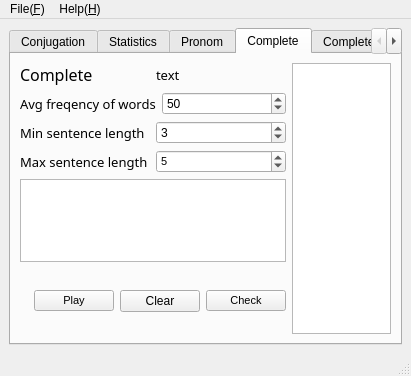
Before: the Qt Designer form mainwindow.ui in shijie-xu/conj, drawn with Qt 5.
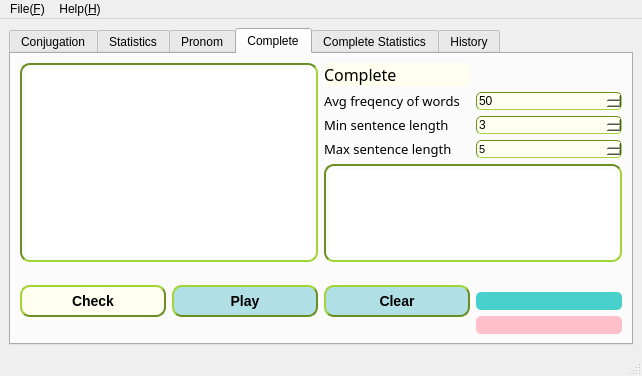
After: the same form once the commit is applied. The open tabs and pages were chosen to show the change.

Diff of the .ui file:
```diff
--- a/mainwindow.ui
+++ b/mainwindow.ui
@@ -6,7 +6,7 @@
    <rect>
     <x>0</x>
     <y>0</y>
-    <width>411</width>
+    <width>642</width>
     <height>376</height>
    </rect>
   </property>
@@ -18,7 +18,7 @@
     <item>
      <widget class="QTabWidget" name="tabWidget">
       <property name="currentIndex">
-       <number>5</number>
+       <number>3</number>
       </property>
       <widget class="QWidget" name="tab">
        <attribute name="title">
@@ -178,8 +178,40 @@
        <attribute name="title">
         <string>Complete</string>
        </attribute>
+       <layout class="QHBoxLayout" name="horizontalLayout_14">
+        <item>
+         <layout class="QVBoxLayout" name="verticalLayout_8">
+          <item>
        <layout class="QHBoxLayout" name="horizontalLayout_13">
         <item>
+             <widget class="QListWidget" name="lst_words">
+              <property name="font">
+               <font>
+                <family>Cascadia Code</family>
+                <pointsize>12</pointsize>
+                <weight>50</weight>
+                <bold>false</bold>
+               </font>
+              </property>
+              <property name="styleSheet">
+               <string notr="true">QListWidget#lst_words {
+    border-style: inset;
+    border-width: 2px;
+    border-radius: 10px;
+    border-color: rgb(107,142,35);
+    padding: 4px;
+}
+
+QListWidget::item:selected {
+	background: rgb(135,206,235);
+}
+</string>
+              </property>
+             </widget>
+            </item>
+            <item>
+             <layout class="QVBoxLayout" name="verticalLayout_7">
+              <item>
          <layout class="QVBoxLayout" name="verticalLayout_5">
           <item>
            <layout class="QHBoxLayout" name="horizontalLayout_12">
@@ -191,6 +223,12 @@
                 <pointsize>12</pointsize>
                </font>
               </property>
+                    <property name="styleSheet">
+                     <string notr="true">QLabel#lbl_words {
+    background-color: rgb(255,255,240);
+    border-radius: 5px;
+}</string>
+                    </property>
               <property name="text">
                <string>Complete</string>
               </property>
@@ -204,8 +242,11 @@
                 <pointsize>10</pointsize>
                </font>
               </property>
+                    <property name="styleSheet">
+                     <string notr="true"/>
+                    </property>
               <property name="text">
-               <string>text</string>
+                     <string/>
               </property>
              </widget>
             </item>
@@ -228,6 +269,15 @@
             </item>
             <item>
              <widget class="QSpinBox" name="spin_freq">
+                    <property name="styleSheet">
+                     <string notr="true">QSpinBox#spin_freq {
+    background-color: rgb(255,255,240);
+    border-style: inset;
+    border-radius: 5px;
+    border-width: 1px;
+    border-color: rgb(107,142,35);
+}</string>
+                    </property>
               <property name="maximum">
                <number>100000</number>
               </property>
@@ -258,6 +308,15 @@
             </item>
             <item>
              <widget class="QSpinBox" name="spin_min">
+                    <property name="styleSheet">
+                     <string notr="true">QSpinBox#spin_min {
+    background-color: rgb(255,255,240);
+    border-style: inset;
+    border-radius: 5px;
+    border-width: 1px;
+    border-color: rgb(107,142,35);
+}</string>
+                    </property>
               <property name="value">
                <number>3</number>
               </property>
@@ -287,10 +346,21 @@
                 <pointsize>8</pointsize>
                </font>
               </property>
+                    <property name="styleSheet">
+                     <string notr="true">QSpinBox#spin_max {
+    background-color: rgb(255,255,240);
+    border-style: inset;
+    border-radius: 5px;
+    border-width: 1px;
+    border-color: rgb(107,142,35);
+}</string>
+                    </property>
               <property name="value">
                <number>5</number>
               </property>
              </widget>
+                  </item>
+                 </layout>
             </item>
            </layout>
           </item>
@@ -304,10 +374,115 @@
               <bold>false</bold>
              </font>
             </property>
-           </widget>
+                <property name="styleSheet">
+                 <string notr="true">QTextEdit#te_sentence {
+    border-style: inset;
+    border-width: 2px;
+    border-radius: 10px;
+    border-color: rgb(107,142,35);
+    padding: 4px;
+}
+</string>
+                </property>
+               </widget>
+              </item>
+             </layout>
+            </item>
+           </layout>
           </item>
           <item>
            <layout class="QHBoxLayout" name="horizontalLayout_8">
+            <item>
+             <widget class="QPushButton" name="btn_ok">
+              <property name="font">
+               <font>
+                <pointsize>-1</pointsize>
+                <weight>75</weight>
+                <italic>false</italic>
+                <bold>true</bold>
+               </font>
+              </property>
+              <property name="acceptDrops">
+               <bool>false</bool>
+              </property>
+              <property name="styleSheet">
+               <string notr="true">QPushButton#btn_ok {
+    background-color: rgb(255,255,240);
+    border-style: outset;
+    border-width: 2px;
+    border-radius: 10px;
+    border-color: rgb(107,142,35);
+    font: bold 14px;
+    min-width: 10em;
+    padding: 6px;
+}
+QPushButton#btn_ok:pressed {
+    background-color: rgb(250,250,210);
+    border-style: inset;
+}</string>
+              </property>
+              <property name="text">
+               <string>Check</string>
+              </property>
+              <property name="default">
+               <bool>false</bool>
+              </property>
+             </widget>
+            </item>
+            <item>
+             <widget class="QPushButton" name="btn_play">
+              <property name="font">
+               <font>
+                <pointsize>-1</pointsize>
+                <weight>75</weight>
+                <italic>false</italic>
+                <bold>true</bold>
+               </font>
+              </property>
+              <property name="styleSheet">
+               <string notr="true">QPushButton#btn_play{
+    background-color: rgb(176,224,230);
+    border-style: outset;
+    border-width: 2px;
+    border-radius: 10px;
+    border-color: rgb(107,142,35);
+    font: bold 14px;
+    min-width: 10em;
+    padding: 6px;
+}
+QPushButton#btn_play:pressed {
+    background-color: rgb(135,206,235);
+    border-style: inset;
+}</string>
+              </property>
+              <property name="text">
+               <string>Play</string>
+              </property>
+             </widget>
+            </item>
+            <item>
+             <widget class="QPushButton" name="btn_clear">
+              <property name="styleSheet">
+               <string notr="true">QPushButton#btn_clear {
+    background-color: rgb(176,224,230);
+    border-style: outset;
+    border-width: 2px;
+    border-radius: 10px;
+    border-color: rgb(107,142,35);
+    font: bold 14px;
+    min-width: 10em;
+    padding: 6px;
+}
+QPushButton#btn_clear:pressed {
+    background-color: rgb(135,206,235);
+    border-style: inset;
+}</string>
+              </property>
+              <property name="text">
+               <string>Clear</string>
+              </property>
+             </widget>
+            </item>
             <item>
              <layout class="QVBoxLayout" name="verticalLayout_4">
               <item>
@@ -320,6 +495,12 @@
                   <bold>false</bold>
                  </font>
                 </property>
+                <property name="styleSheet">
+                 <string notr="true">QLabel#lbl_origin {
+    background-color: rgb(	255,235,205);
+    border-radius: 5px;
+}</string>
+                </property>
                 <property name="text">
                  <string/>
                 </property>
@@ -335,6 +516,12 @@
                   <bold>false</bold>
                  </font>
                 </property>
+                <property name="styleSheet">
+                 <string notr="true">QLabel#lbl_sent {
+    background-color: rgb(72,209,204);
+    border-radius: 5px;
+}</string>
+                </property>
                 <property name="text">
                  <string/>
                 </property>
@@ -351,6 +538,12 @@
                   <bold>false</bold>
                  </font>
                 </property>
+                <property name="styleSheet">
+                 <string notr="true">QLabel#lbl_trans {
+    background-color: rgb(255,192,203);
+    border-radius: 5px;
+}</string>
+                </property>
                 <property name="text">
                  <string/>
                 </property>
@@ -358,53 +551,10 @@
               </item>
              </layout>
             </item>
-            <item>
-             <widget class="QPushButton" name="btn_play">
-              <property name="font">
-               <font>
-                <pointsize>8</pointsize>
-               </font>
-              </property>
-              <property name="text">
-               <string>Play</string>
-              </property>
-             </widget>
-            </item>
-            <item>
-             <widget class="QPushButton" name="btn_clear">
-              <property name="text">
-               <string>Clear</string>
-              </property>
-             </widget>
-            </item>
-            <item>
-             <widget class="QPushButton" name="btn_ok">
-              <property name="font">
-               <font>
-                <pointsize>8</pointsize>
-               </font>
-              </property>
-              <property name="text">
-               <string>Check</string>
-              </property>
-             </widget>
-            </item>
            </layout>
           </item>
          </layout>
         </item>
-        <item>
-         <widget class="QListWidget" name="lst_words">
-          <property name="font">
-           <font>
-            <family>Cascadia Code</family>
-            <pointsize>12</pointsize>
-            <weight>50</weight>
-            <bold>false</bold>
-           </font>
-          </property>
-         </widget>
-        </item>
        </layout>
       </widget>
       <widget class="QWidget" name="tab_5">
@@ -436,7 +586,7 @@
     <rect>
      <x>0</x>
      <y>0</y>
-     <width>411</width>
+     <width>642</width>
      <height>17</height>
     </rect>
    </property>
```
Lines whose indentation alone changed are shown as unchanged.
